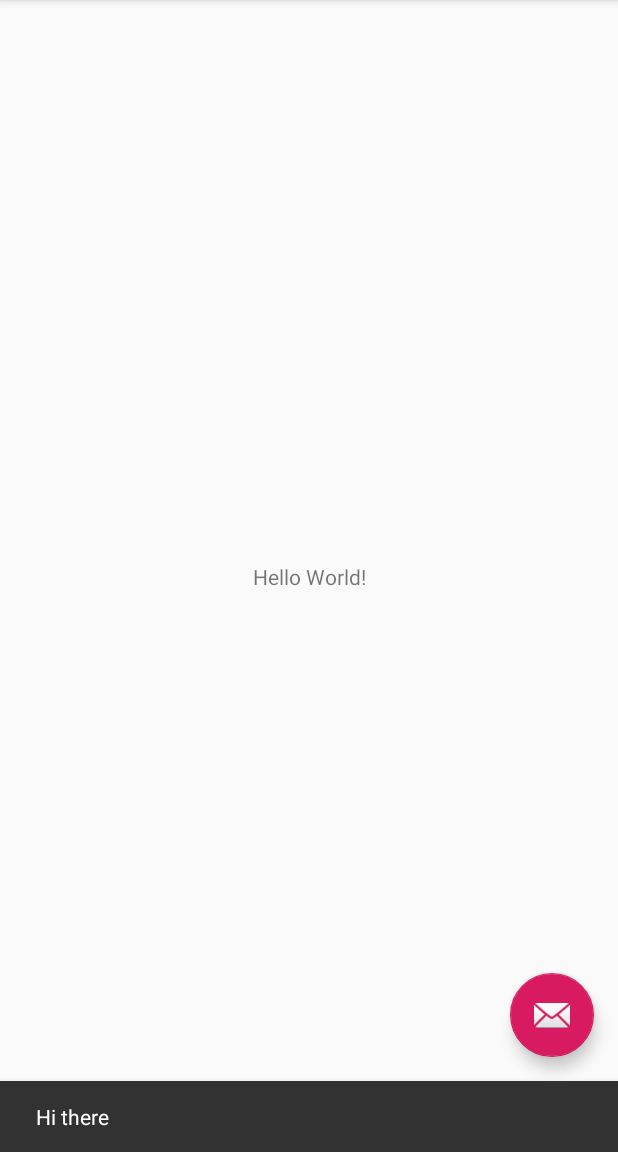
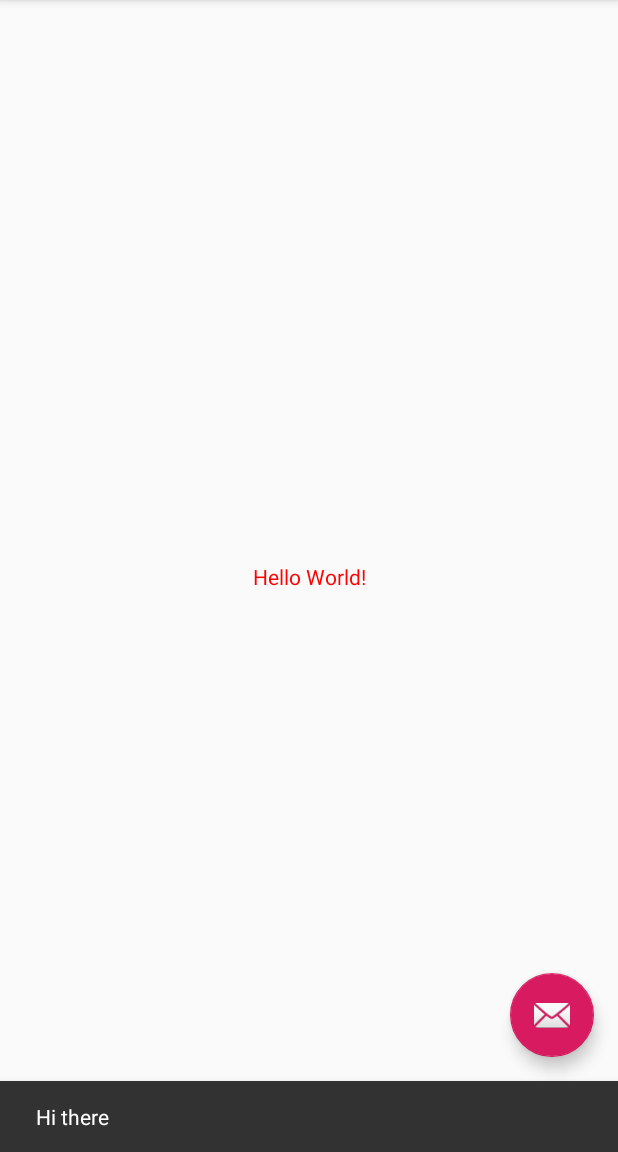
Before and after one commit to and-le/cse110-lab3, an Android app: the screen it shows after launch (MainActivity), after a tap on an icon or button, on a phone screen of 412 x 824 dp, the part 84-1236 px from its top. Run offline under Robolectric (Android 15) with nearby library versions, the phone set to English and light mode, and no system bars.

Commit message:
Changed text color to red in content_main.xml

```diff
--- a/app/src/main/res/layout/content_main.xml
+++ b/app/src/main/res/layout/content_main.xml
@@ -12,6 +12,7 @@
         android:layout_width="wrap_content"
         android:layout_height="wrap_content"
         android:text="Hello World!"
+        android:textColor="#FFFF0000"
         app:layout_constraintBottom_toBottomOf="parent"
         app:layout_constraintLeft_toLeftOf="parent"
         app:layout_constraintRight_toRightOf="parent"
```
